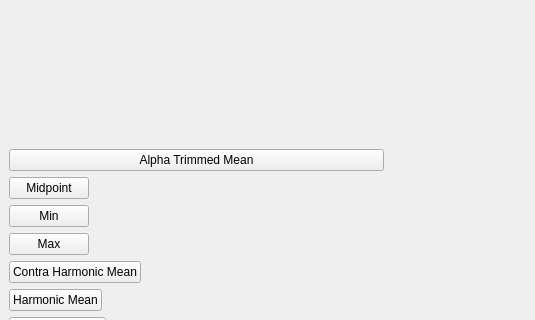
The window that forms/mainwindow.ui (expodecay/5550_DIP) describes before a commit, drawn with Qt 5; both pictures show x 0 to 535 and y 115 to 435 of the 773 by 737 pixel window.
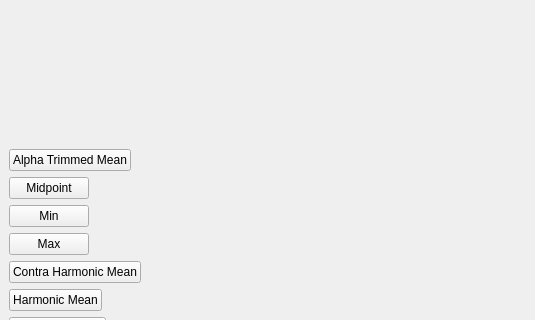
The same window after the commit.

What changed in the file:
```diff
--- a/forms/mainwindow.ui
+++ b/forms/mainwindow.ui
@@ -160,7 +160,7 @@
       </property>
      </widget>
     </item>
-    <item row="3" column="0">
+    <item row="3" column="0" alignment="Qt::AlignLeft">
      <widget class="QPushButton" name="Alpha_Trimmed_Mean">
       <property name="text">
        <string>Alpha Trimmed Mean</string>
```
